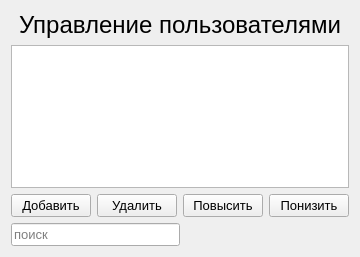
Qt form menuadminwindow.ui (BelousovAD/IS-Airport) before a commit.
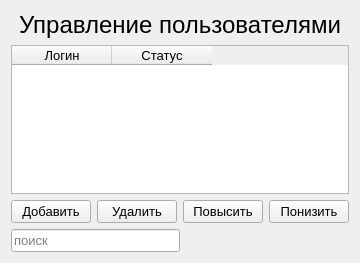
The same form after that commit.

```diff
--- a/menuadminwindow.ui
+++ b/menuadminwindow.ui
@@ -7,7 +7,7 @@
     <x>0</x>
     <y>0</y>
     <width>358</width>
-    <height>257</height>
+    <height>263</height>
    </rect>
   </property>
   <property name="font">
@@ -35,7 +35,28 @@
     </widget>
    </item>
    <item>
-    <widget class="QTableView" name="usersTableView"/>
+    <widget class="QTableWidget" name="usersTableWidget">
+     <column>
+      <property name="text">
+       <string>Логин</string>
+      </property>
+      <property name="font">
+       <font>
+        <pointsize>10</pointsize>
+       </font>
+      </property>
+     </column>
+     <column>
+      <property name="text">
+       <string>Статус</string>
+      </property>
+      <property name="font">
+       <font>
+        <pointsize>10</pointsize>
+       </font>
+      </property>
+     </column>
+    </widget>
    </item>
    <item>
     <layout class="QHBoxLayout" name="horizontalLayout">
```
